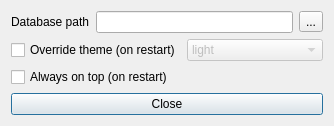
Qt form settingsdialog.ui (FrankMamuda/fumingcube) before a commit.
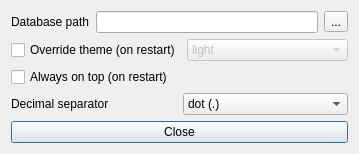
The same form after that commit. Icons and pictures are not drawn.

The edit to the form file:
```diff
--- a/settingsdialog.ui
+++ b/settingsdialog.ui
@@ -6,8 +6,8 @@
    <rect>
     <x>0</x>
     <y>0</y>
-    <width>334</width>
-    <height>121</height>
+    <width>359</width>
+    <height>149</height>
    </rect>
   </property>
   <property name="windowTitle">
@@ -84,6 +84,31 @@
      </property>
     </widget>
    </item>
+   <item>
+    <layout class="QHBoxLayout" name="separatorLayout">
+     <item>
+      <widget class="QLabel" name="decimalSepLabel">
+       <property name="text">
+        <string>Decimal separator</string>
+       </property>
+      </widget>
+     </item>
+     <item>
+      <widget class="QComboBox" name="decimalSepCombo">
+       <item>
+        <property name="text">
+         <string>dot (.)</string>
+        </property>
+       </item>
+       <item>
+        <property name="text">
+         <string>comma (,)</string>
+        </property>
+       </item>
+      </widget>
+     </item>
+    </layout>
+   </item>
    <item>
     <widget class="QPushButton" name="closeButton">
      <property name="toolTip">
```
